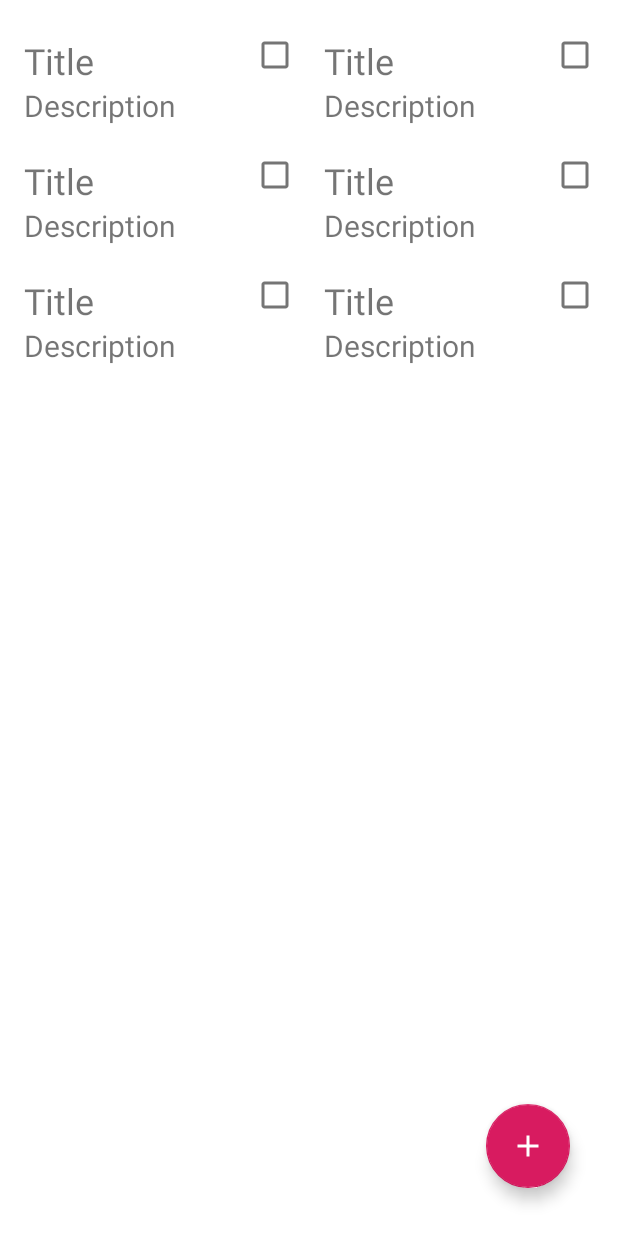
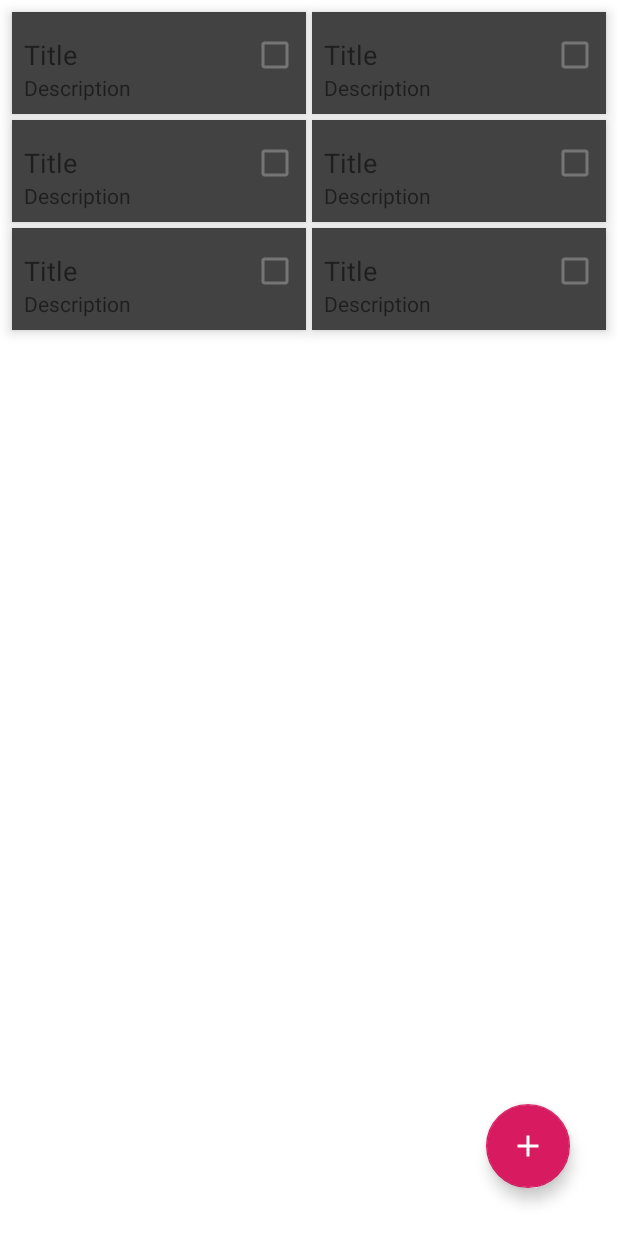
Before and after one commit to Damir9715/toDoList, an Android app: the layout fragment_overview.xml on its own in the app's theme, with its tools: preview values and no code run, on a phone screen of 412 x 824 dp. Run offline under Robolectric (Android 15) with nearby library versions, the phone set to English and light mode, and no system bars.

Commit message:
refactor grid

```diff
--- a/app/src/main/java/com/example/todolist/database/Task.kt
+++ b/app/src/main/java/com/example/todolist/database/Task.kt
@@ -3,6 +3,7 @@ package com.example.todolist.database
 import android.os.Parcelable
 import androidx.room.Entity
 import androidx.room.PrimaryKey
+import com.example.todolist.smartTruncate
 import kotlinx.android.parcel.Parcelize
 
 
--- a/app/src/main/res/layout/fragment_overview.xml
+++ b/app/src/main/res/layout/fragment_overview.xml
@@ -38,19 +38,13 @@
             android:layout_gravity="end|bottom"
             android:layout_marginEnd="32dp"
             android:layout_marginBottom="32dp"
-
             android:clickable="true"
             android:contentDescription="@string/contentDescription"
             android:focusable="true"
             android:src="@drawable/ic_baseline_add_24"
-
             app:fabSize="normal"
             app:layout_constraintBottom_toBottomOf="parent"
-            app:layout_constraintEnd_toEndOf="parent"
-             />
-<!--        android:backgroundTint="#E91E63"-->
-<!--        app:backgroundTint="#E91E63"-->
-<!--        app:rippleColor="@android:color/holo_red_dark"-->
+            app:layout_constraintEnd_toEndOf="parent" />
 
     </androidx.constraintlayout.widget.ConstraintLayout>
 </layout>
--- a/app/src/main/res/layout/grid_item.xml
+++ b/app/src/main/res/layout/grid_item.xml
@@ -10,10 +10,17 @@
             type="com.example.todolist.database.Task" />
     </data>
 
+    <com.google.android.material.card.MaterialCardView
+        android:layout_width="match_parent"
+        android:layout_height="wrap_content"
+        android:layout_margin="2dp"
+        app:cardBackgroundColor="@color/cardview_dark_background"
+        app:cardCornerRadius="0dp"
+        app:cardElevation="5dp">
+
         <androidx.constraintlayout.widget.ConstraintLayout
             android:layout_width="match_parent"
-        android:layout_height="wrap_content"
-        android:layout_margin="2dp">
+            android:layout_height="wrap_content">
             <!--        android:background="@drawable/layout_bg"-->
 
             <TextView
@@ -22,27 +29,29 @@
                 android:layout_height="wrap_content"
                 android:layout_marginStart="8dp"
                 android:layout_marginTop="16dp"
+                android:maxLines="1"
                 android:layout_marginEnd="34dp"
-
-            android:textSize="24sp"
+                android:textSize="18sp"
                 app:layout_constraintEnd_toEndOf="parent"
                 app:layout_constraintStart_toStartOf="parent"
                 app:layout_constraintTop_toTopOf="parent"
                 app:textBinding="@{taskProperty.title}"
                 tools:text="Title" />
-        <!--        android:textColor="@color/cardview_light_background"-->
 
             <TextView
                 android:id="@+id/task_description"
                 android:layout_width="0dp"
                 android:layout_height="wrap_content"
-
-            android:textSize="20sp"
+                android:layout_marginEnd="8dp"
+                android:layout_marginBottom="8dp"
+                android:maxLines="3"
+                android:textSize="14sp"
+                app:layout_constraintBottom_toBottomOf="parent"
+                app:layout_constraintEnd_toEndOf="parent"
                 app:layout_constraintStart_toStartOf="@+id/task_title"
                 app:layout_constraintTop_toBottomOf="@+id/task_title"
                 app:textBinding="@{taskProperty.description}"
                 tools:text="Description" />
-        <!--        android:textColor="@color/cardview_light_background"-->
 
             <CheckBox
                 android:id="@+id/checkBox"
@@ -54,4 +63,6 @@
                 app:layout_constraintTop_toTopOf="@+id/task_title" />
 
         </androidx.constraintlayout.widget.ConstraintLayout>
+    </com.google.android.material.card.MaterialCardView>
+
 </layout>
```
Also changed, not shown: app/src/main/java/com/example/todolist/Util.kt (added, +33 -0 lines), app/src/main/java/com/example/todolist/overview/TaskAdapter.kt (+3 -4 lines), app/src/main/res/layout/fragment_edit.xml (+1 -7 lines). Lines whose indentation alone changed are shown as unchanged.
